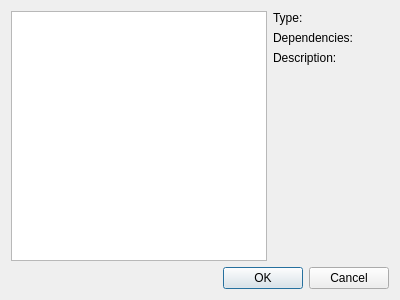
Before: the Qt Designer form src/pluginswindow.ui in opencor/opencor, drawn with Qt 5.
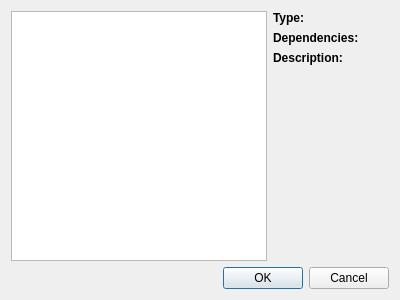
After: the same form once the commit is applied.

Commit message: Handle the activation of a link in the description of a plugin in the plugins window. Minor improvements to the plugins window too.

```diff
--- a/src/pluginswindow.ui
+++ b/src/pluginswindow.ui
@@ -32,6 +32,12 @@
          </property>
          <item row="0" column="0">
           <widget class="QLabel" name="typeLabel">
+           <property name="font">
+            <font>
+             <weight>75</weight>
+             <bold>true</bold>
+            </font>
+           </property>
            <property name="text">
             <string>Type:</string>
            </property>
@@ -46,6 +52,12 @@
          </item>
          <item row="2" column="0">
           <widget class="QLabel" name="dependenciesLabel">
+           <property name="font">
+            <font>
+             <weight>75</weight>
+             <bold>true</bold>
+            </font>
+           </property>
            <property name="text">
             <string>Dependencies:</string>
            </property>
@@ -63,6 +75,12 @@
          </item>
          <item row="3" column="0">
           <widget class="QLabel" name="descriptionLabel">
+           <property name="font">
+            <font>
+             <weight>75</weight>
+             <bold>true</bold>
+            </font>
+           </property>
            <property name="text">
             <string>Description:</string>
            </property>
```
The commit also changes 2 other files.
